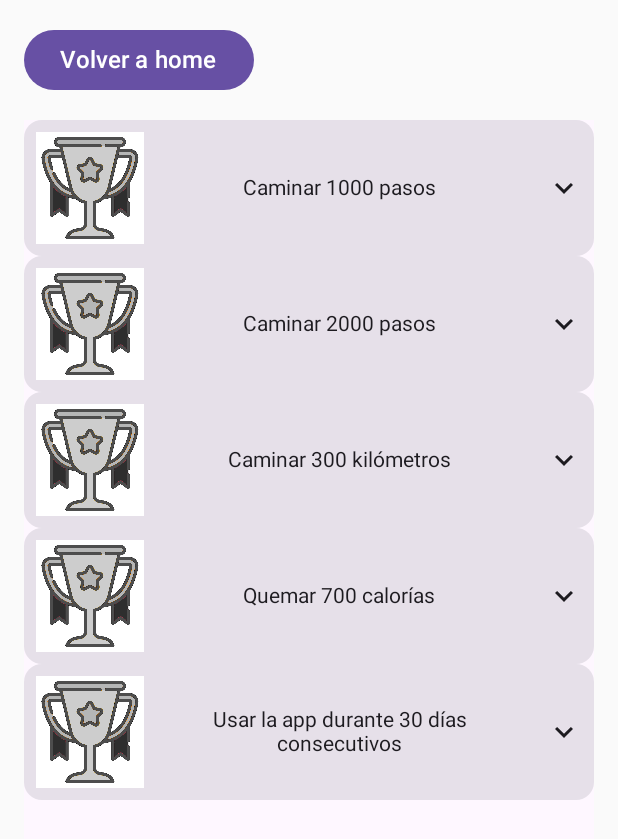
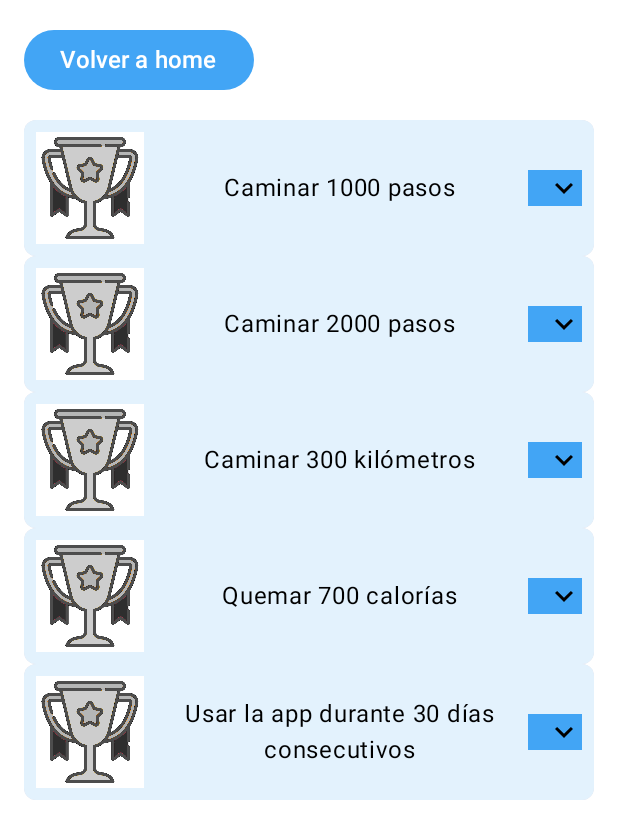
Before and after one commit to UTN-FRBA-Mobile/TirateUnPaso, an Android app built with Jetpack Compose: the screen it shows after launch (MainActivity), after a tap on "Logros", on a phone screen of 412 x 824 dp. Shown: the top 839 px of the screen. Run offline under Robolectric (Android 15) with nearby library versions, the phone set to English and light mode, and no system bars; our stand-ins replace Room's generated code.

Commit message:
theme y parte de integración con mis gráficos

```diff
--- a/app/src/main/java/com/example/tirateunpaso/MainActivity.kt
+++ b/app/src/main/java/com/example/tirateunpaso/MainActivity.kt
@@ -1,5 +1,6 @@
 package com.example.tirateunpaso
 
+import TirateUnPasoTheme
 import android.app.NotificationChannel
 import android.app.NotificationManager
 import android.content.Context
@@ -19,6 +20,8 @@ import android.app.Notification
 import androidx.lifecycle.lifecycleScope
 import com.example.tirateunpaso.database.healthadvice.HealthAdvice
 import kotlinx.coroutines.launch
+import com.example.tirateunpaso.ui.theme.*
+
 
 class MainActivity : ComponentActivity() {
 
@@ -29,7 +32,9 @@ class MainActivity : ComponentActivity() {
         createNotificationChannel()
         askToActivateNotifications()
         setContent {
-            TirateUnPaso(::sendNotification)
+            TirateUnPasoTheme {
+                TirateUnPaso(::sendNotification)
+            }
         }
     }
 
--- a/app/src/main/java/com/example/tirateunpaso/ui/components/Achievement.kt
+++ b/app/src/main/java/com/example/tirateunpaso/ui/components/Achievement.kt
@@ -1,4 +1,7 @@
 package com.example.tirateunpaso.ui.components
+import TirateUnPasoTheme
+import com.example.tirateunpaso.ui.theme.*
+
 
 import androidx.compose.animation.AnimatedVisibility
 import androidx.compose.animation.core.animateFloat
@@ -9,6 +12,7 @@ import androidx.compose.animation.fadeIn
 import androidx.compose.animation.fadeOut
 import androidx.compose.animation.shrinkVertically
 import androidx.compose.foundation.Image
+import androidx.compose.foundation.background
 import androidx.compose.foundation.clickable
 import androidx.compose.foundation.layout.Arrangement
 import androidx.compose.foundation.layout.Column
@@ -23,6 +27,7 @@ import androidx.compose.material.icons.Icons
 import androidx.compose.material.icons.filled.KeyboardArrowUp
 import androidx.compose.material3.Card
 import androidx.compose.material3.Icon
+import androidx.compose.material3.MaterialTheme
 import androidx.compose.material3.Text
 import androidx.compose.runtime.Composable
 import androidx.compose.runtime.getValue
@@ -30,10 +35,16 @@ import androidx.compose.runtime.remember
 import androidx.compose.ui.Alignment
 import androidx.compose.ui.Modifier
 import androidx.compose.ui.draw.rotate
+import androidx.compose.ui.graphics.Color
 import androidx.compose.ui.res.painterResource
 import androidx.compose.ui.text.style.TextAlign
 import androidx.compose.ui.unit.dp
 import com.example.tirateunpaso.R
+import com.example.tirateunpaso.ui.screens.BlueFrance
+import com.example.tirateunpaso.ui.screens.DarkBlueGradientEnd
+import com.example.tirateunpaso.ui.screens.LightBlueCard
+import com.example.tirateunpaso.ui.screens.LightBlueGradientEnd
+import com.example.tirateunpaso.ui.screens.LightBlueGradientStart
 
 data class Content(
     val id:Int,
@@ -53,31 +64,32 @@ fun ExpandableCard(
     val transition = updateTransition(targetState = expanded, label = "transition")
 
     val iconRotationDeg by
-            transition.animateFloat (label = "icon_change"){
-                state ->
-                if(state){
+    transition.animateFloat(label = "icon_change") { state ->
+        if (state) {
             0f
-                }else{
+        } else {
             180f
         }
     }
-
+    TirateUnPasoTheme { //envolver con TirateUnPasoTheme que es la función. Después se puede usar MaterialTheme.colorScheme para los colores
         Card() {
             Column(
                 modifier = Modifier
                     .fillMaxWidth()
+                    .background(color = MaterialTheme.colorScheme.background) // mismo color que las cards de la parte de estadísticas
             ) {
                 Row(
                     modifier = Modifier
                         .padding(8.dp)
-                    .fillMaxWidth(),
+                        .fillMaxWidth()
+                        .background(color = MaterialTheme.colorScheme.background),
                     verticalAlignment = Alignment.CenterVertically,
 //                horizontalArrangement = Arrangement.SpaceBetween
                 ) {
-                var trophy_id : Int
-                if(content.unlocked){
+                    var trophy_id: Int
+                    if (content.unlocked) {
                         trophy_id = R.drawable.trofeo_colores
-                }else{
+                    } else {
                         trophy_id = R.drawable.trofeo_byn
                     }
                     Image(
@@ -98,10 +110,11 @@ fun ExpandableCard(
                             .fillMaxSize()
                             .fillMaxWidth()
                             .weight(1f)
+                            .background(color = MaterialTheme.colorScheme.primary)
                             .wrapContentSize(align = Alignment.CenterEnd),
                         verticalArrangement = Arrangement.Center,
                         horizontalAlignment = Alignment.CenterHorizontally
-                ){
+                    ) {
                         Icon(
                             imageVector = Icons.Default.KeyboardArrowUp,
                             contentDescription = null,
@@ -119,6 +132,7 @@ fun ExpandableCard(
                     isExpanded = expanded,
                     desc = content.desc
                 )
+            }
         }
     }
 }
--- a/app/src/main/java/com/example/tirateunpaso/ui/screens/AchievementsScreen.kt
+++ b/app/src/main/java/com/example/tirateunpaso/ui/screens/AchievementsScreen.kt
@@ -1,5 +1,6 @@
 package com.example.tirateunpaso.ui.screens
 
+import TirateUnPasoTheme
 import androidx.compose.foundation.layout.Arrangement
 import androidx.compose.foundation.layout.Column
 import androidx.compose.foundation.layout.Spacer
@@ -9,6 +10,7 @@ import androidx.compose.foundation.layout.padding
 import androidx.compose.foundation.lazy.LazyColumn
 import androidx.compose.foundation.lazy.items
 import androidx.compose.material3.Button
+import androidx.compose.material3.MaterialTheme
 import androidx.compose.material3.Surface
 import androidx.compose.material3.Text
 import androidx.compose.runtime.Composable
@@ -19,6 +21,7 @@ import androidx.compose.runtime.remember
 import androidx.compose.runtime.setValue
 import androidx.compose.ui.Alignment
 import androidx.compose.ui.Modifier
+import androidx.compose.ui.graphics.Color
 import androidx.lifecycle.viewModelScope
 import androidx.lifecycle.viewmodel.compose.viewModel
 import com.example.tirateunpaso.ui.components.ExpandableCard
@@ -31,16 +34,20 @@ import kotlinx.coroutines.launch
 
 @Composable
 fun AchievementsScreen(
-    onHomeClick:() -> Unit,
+    onHomeClick: () -> Unit,
     viewModel: AchievementViewModel = viewModel(factory = AppViewModelProvider.Factory)
 ) {
-
     LaunchedEffect(key1 = viewModel) {
         viewModel.viewModelScope.launch(Dispatchers.IO) {
             viewModel.retrieveAchievements()
         }
     }
 
+    TirateUnPasoTheme {
+        Surface(
+            modifier = Modifier.fillMaxSize(),
+            color = MaterialTheme.colorScheme.surface
+        ) {
             Column(
                 modifier = Modifier
                     .fillMaxSize()
@@ -51,7 +58,7 @@ fun AchievementsScreen(
                 Button(
                     onClick = onHomeClick,
                     modifier = Modifier.align(alignment = Alignment.Start),
-        ){
+                ) {
                     Text(
                         text = "Volver a home",
                         fontSize = values.fontsize
@@ -59,23 +66,17 @@ fun AchievementsScreen(
                 }
                 Spacer(modifier = Modifier.height(values.defaultSpacing))
 
-        var expandedItem by remember {
-            mutableIntStateOf(-1)
-        }
-        Surface(
-            modifier = Modifier.fillMaxSize()
-        ) {
+                var expandedItem by remember { mutableIntStateOf(-1) }
+
                 LazyColumn {
-                items(viewModel.achievementsUiState.achievements.asListContent()){
-                        content ->
+                    items(viewModel.achievementsUiState.achievements.asListContent()) { content ->
                         ExpandableCard(
                             content = content,
                             expanded = expandedItem == content.id,
-                        onClickExpanded = {
-                                id ->
-                            expandedItem = if(expandedItem == id){
+                            onClickExpanded = { id ->
+                                expandedItem = if (expandedItem == id) {
                                     -1
-                            }else{
+                                } else {
                                     id
                                 }
                             }
@@ -85,3 +86,4 @@ fun AchievementsScreen(
             }
         }
     }
+}
--- /dev/null
+++ b/app/src/main/java/com/example/tirateunpaso/ui/theme/Shapes.kt.kt
@@ -0,0 +1,9 @@
+import androidx.compose.foundation.shape.RoundedCornerShape
+import androidx.compose.material3.Shapes
+import androidx.compose.ui.unit.dp
+
+val Shapes = Shapes(
+    small = RoundedCornerShape(4.dp),
+    medium = RoundedCornerShape(8.dp),
+    large = RoundedCornerShape(12.dp)
+)
--- a/app/src/main/java/com/example/tirateunpaso/ui/theme/Theme.kt
+++ b/app/src/main/java/com/example/tirateunpaso/ui/theme/Theme.kt
@@ -1,70 +1,62 @@
-package com.example.tirateunpaso.ui.theme
+import androidx.compose.foundation.isSystemInDarkTheme
+import androidx.compose.material3.*
+import androidx.compose.runtime.Composable
+import androidx.compose.ui.graphics.Color
+import com.example.tirateunpaso.ui.theme.*
 
-import android.app.Activity
-import android.os.Build
-import androidx.compose.foundation.isSystemInDarkTheme
-import androidx.compose.material3.MaterialTheme
-import androidx.compose.material3.darkColorScheme
-import androidx.compose.material3.dynamicDarkColorScheme
-import androidx.compose.material3.dynamicLightColorScheme
-import androidx.compose.material3.lightColorScheme
-import androidx.compose.runtime.Composable
-import androidx.compose.runtime.SideEffect
-import androidx.compose.ui.graphics.toArgb
-import androidx.compose.ui.platform.LocalContext
-import androidx.compose.ui.platform.LocalView
-import androidx.core.view.WindowCompat
+val LigthSurface = Color.White
+val LightBlueCard = Color(0xFFE3F2FD)
+val LightBlueGradientStart = Color(0xFF42A5F5)
+val LightBlueGradientEnd = Color(0xFF1976D2)
+val BlueFrance = Color(0xFF01579B)
+val DarkBlueFrance = Color(0xFF0D47A1)
+val DarkBlue = Color(0xFF002366)
+val DarkSurface = Color(0xFF1E1E1E)
+val DarkBackground = Color(0xFF121212)
 
-private val DarkColorScheme = darkColorScheme(
-    primary = Purple80,
-    secondary = PurpleGrey80,
-    tertiary = Pink80
+private val LightThemeColors = lightColorScheme(
+    primary = LightBlueGradientStart,
+    primaryContainer = LightBlueGradientStart,
+    secondary = LightBlueGradientEnd,
+    background = LightBlueCard,
+    surface = LigthSurface,
+    error = Color(0xFFB00020),
+    onPrimary = Color.White,
+    onSecondary = Color.Black,
+    onBackground = Color.Black,
+    onSurface = Color.Black,
+    onError = Color.White
 )
 
-private val LightColorScheme = lightColorScheme(
-    primary = Purple40,
-    secondary = PurpleGrey40,
-    tertiary = Pink40
-
-    /* Other default colors to override
-    background = Color(0xFFFFFBFE),
-    surface = Color(0xFFFFFBFE),
-    onPrimary = Color.White,
-    onSecondary = Color.White,
-    onTertiary = Color.White,
-    onBackground = Color(0xFF1C1B1F),
-    onSurface = Color(0xFF1C1B1F),
-    */
+private val DarkThemeColors = darkColorScheme(
+    primary = LightBlueGradientStart,
+    primaryContainer = LightBlueGradientStart,
+    secondary = DarkBlueFrance,
+    background = DarkBackground,
+    surface = DarkSurface,
+    error = Color(0xFFCF6679),
+    onPrimary = Color.Black,
+    onSecondary = Color.Black,
+    onBackground = Color.White,
+    onSurface = Color.White,
+    onError = Color.Black
 )
 
 @Composable
 fun TirateUnPasoTheme(
     darkTheme: Boolean = isSystemInDarkTheme(),
-    // Dynamic color is available on Android 12+
-    dynamicColor: Boolean = true,
     content: @Composable () -> Unit
 ) {
-    val colorScheme = when {
-        dynamicColor && Build.VERSION.SDK_INT >= Build.VERSION_CODES.S -> {
-            val context = LocalContext.current
-            if (darkTheme) dynamicDarkColorScheme(context) else dynamicLightColorScheme(context)
-        }
-
-        darkTheme -> DarkColorScheme
-        else -> LightColorScheme
-    }
-    val view = LocalView.current
-    if (!view.isInEditMode) {
-        SideEffect {
-            val window = (view.context as Activity).window
-            window.statusBarColor = colorScheme.primary.toArgb()
-            WindowCompat.getInsetsController(window, view).isAppearanceLightStatusBars = darkTheme
-        }
+    val colors = if (darkTheme) {
+        DarkThemeColors
+    } else {
+        LightThemeColors
     }
 
     MaterialTheme(
-        colorScheme = colorScheme,
+        colorScheme = colors,
         typography = Typography,
+        shapes = Shapes,
         content = content
     )
 }
```
Also changed, not shown: app/src/main/java/com/example/tirateunpaso/ui/screens/StatisticsScreen.kt (+26 -4 lines), app/src/main/java/com/example/tirateunpaso/ui/theme/Color.kt (+11 -9 lines). Lines whose indentation alone changed are shown as unchanged.
